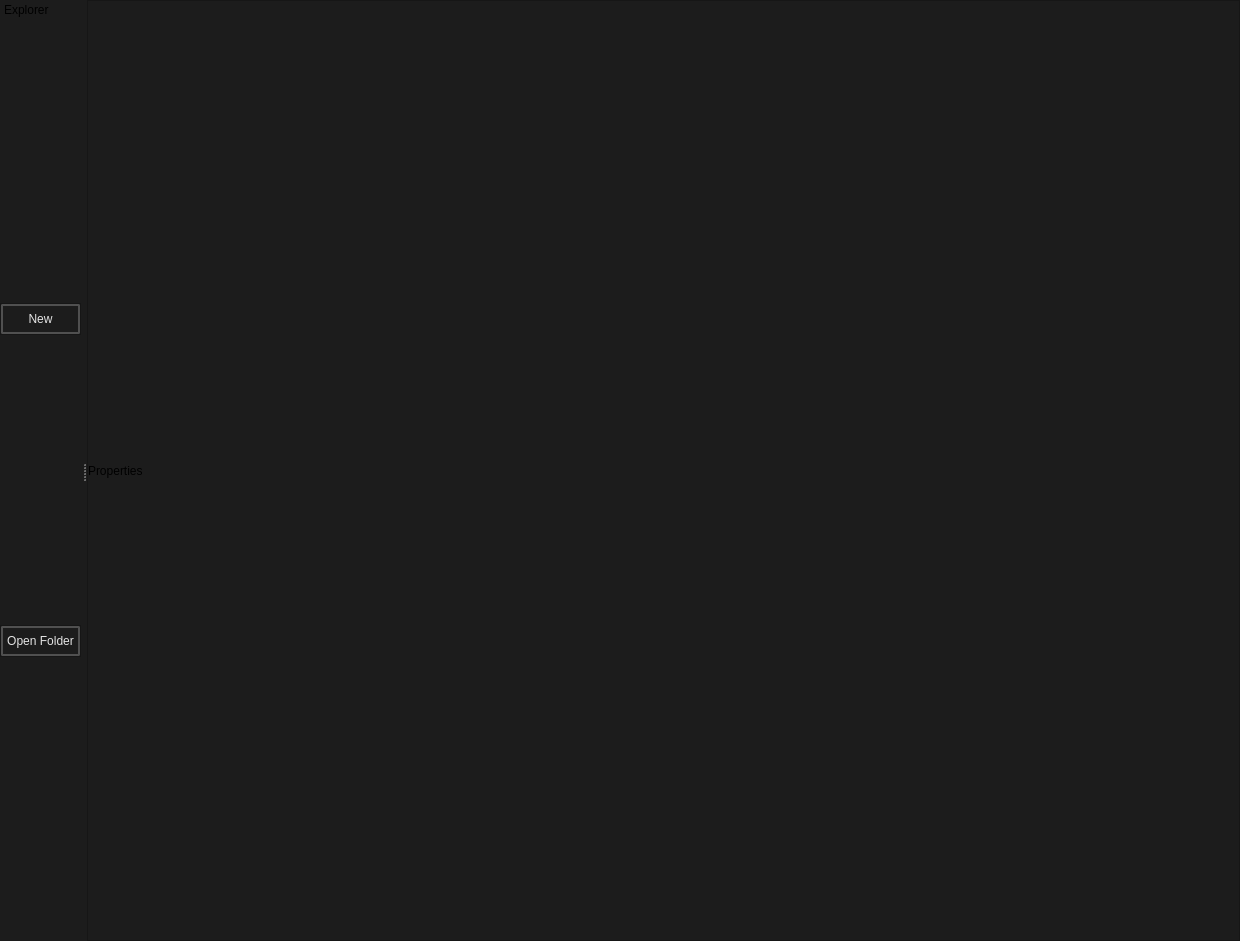
Old version of the form src/soudevent_editor/preset_manager.ui in the repository dertwist/Hammer5Tools.
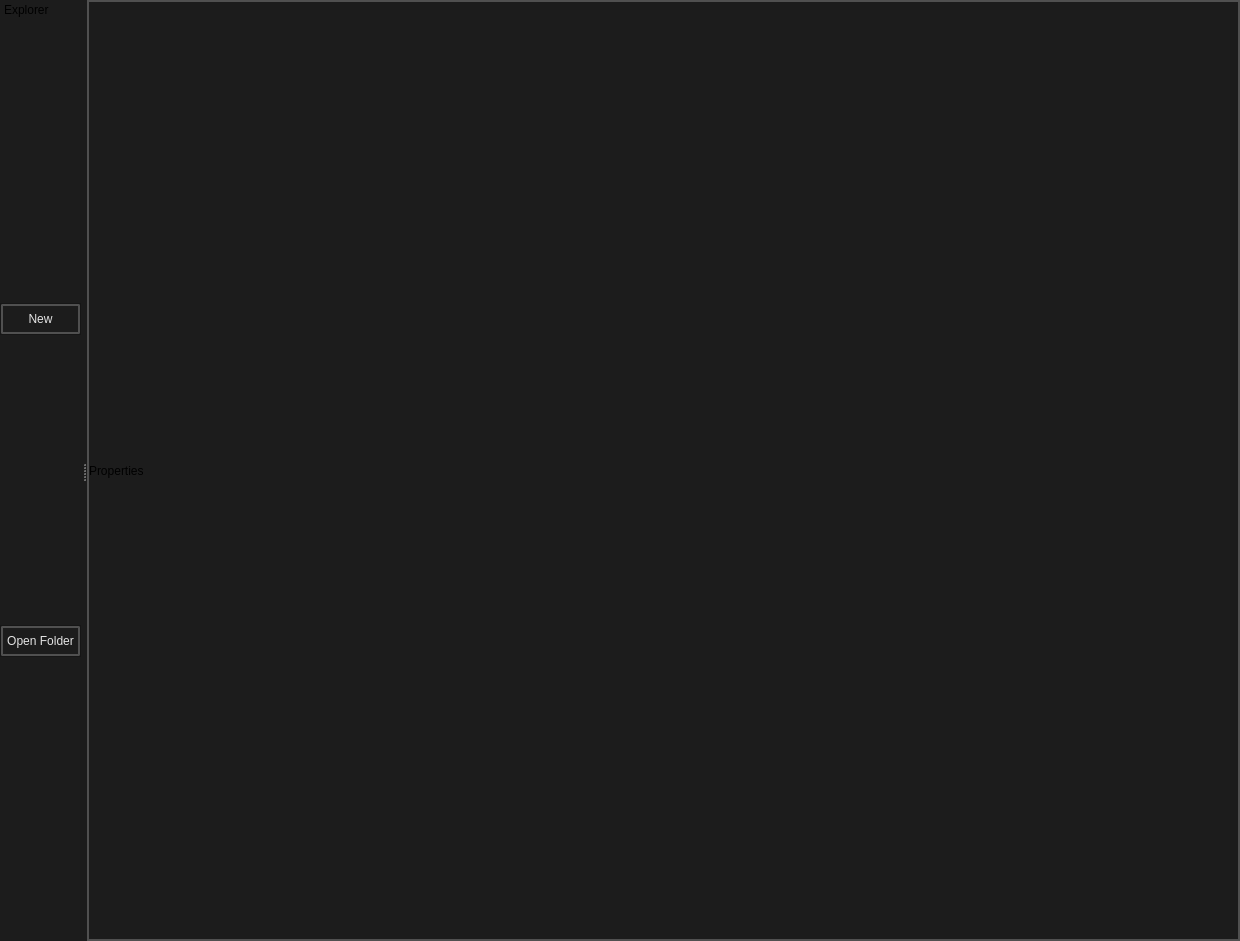
New version of the form. Icons and pictures are not drawn.

Diff of the .ui file:
```diff
--- a/src/soudevent_editor/preset_manager.ui
+++ b/src/soudevent_editor/preset_manager.ui
@@ -36,6 +36,15 @@
     </property>
     <item>
      <widget class="QFrame" name="frame">
+      <property name="styleSheet">
+       <string notr="true">        QFrame#frame {
+            border: 2px solid black; 
+            border-color: rgba(80, 80, 80, 255);
+        }
+        QFrame#frame QLabel {
+            border: 0px solid black; 
+        }</string>
+      </property>
       <property name="frameShape">
        <enum>QFrame::Shape::StyledPanel</enum>
       </property>
```
